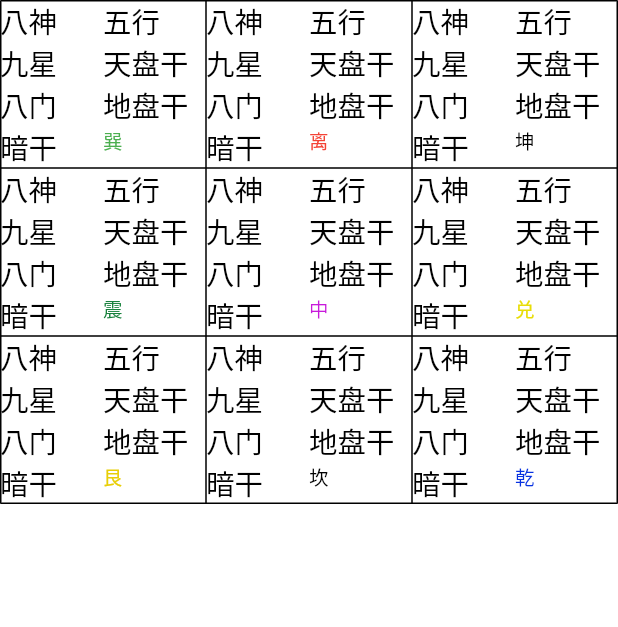
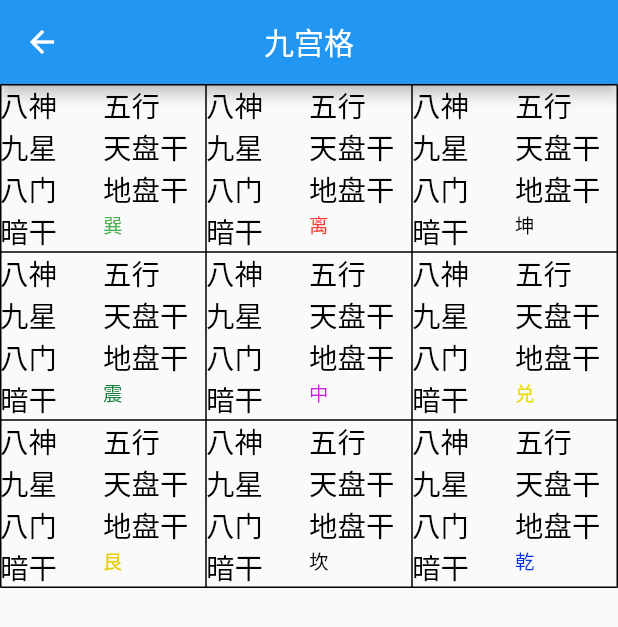
Before and after one commit to gofmt/flutter_ui_example, a Flutter app: the screen it shows after launch, after a tap on "table", on a phone screen of 412 x 824 dp. Shown: the top 627 px of the screen. Run offline on Flutter 3.47's test engine with Material 2 defaults, Android fonts, the phone set to English and light mode, and no system bars; our stand-ins replace device_info_plus, sprintf; missing offline and left inert: dart:ffi, network_info_plus.

Commit message:
example_update

```diff
--- a/example/lib/main.dart
+++ b/example/lib/main.dart
@@ -7,6 +7,7 @@ import 'package:mysample/widgets/add_item_to_listview.dart';
 import 'package:mysample/widgets/custom_painter.dart';
 import 'package:mysample/widgets/form.dart';
 import 'package:mysample/widgets/gestureDetector.dart';
+import 'package:mysample/widgets/passwdor.dart';
 import 'package:mysample/widgets/richtext.dart';
 
 import 'widgets/example_args.dart';
@@ -48,6 +49,11 @@ class FlutterExample extends StatelessWidget {
       appBar: AppBar(title: const Text('Flutter Example')),
       body: ListView(
         children: [
+          ListTile(
+            title: Text('password'),
+            subtitle: Text('输入文本'),
+            onTap: () => Navigator.push(context, MaterialPageRoute(builder: ((context) => const Password()))),
+          ),
           ListTile(
             title: Text('table'),
             onTap: () => Navigator.push(context, MaterialPageRoute(builder: (context) => const ExampleGridView())),
--- a/example/lib/widgets/example_table.dart
+++ b/example/lib/widgets/example_table.dart
@@ -12,7 +12,12 @@ class _ExampleGridViewState extends State<ExampleGridView> {
   double font = 19.0;
   @override
   Widget build(BuildContext context) {
-    return Table(
+    return Scaffold(
+      appBar: AppBar(
+        title: Text('九宫格'),
+        centerTitle: true,
+      ),
+      body: Table(
         border: TableBorder.all(),
         //确定此表各列的水平范围。
         // columnWidths: const <int, TableColumnWidth>{
@@ -881,6 +886,7 @@ class _ExampleGridViewState extends State<ExampleGridView> {
             ],
           ),
         ],
+      ),
     );
   }
 }
```
Also changed, not shown: example/lib/widgets/passwdor.dart (added, +42 -0 lines), 44 other files. Lines whose indentation alone changed are shown as unchanged.
